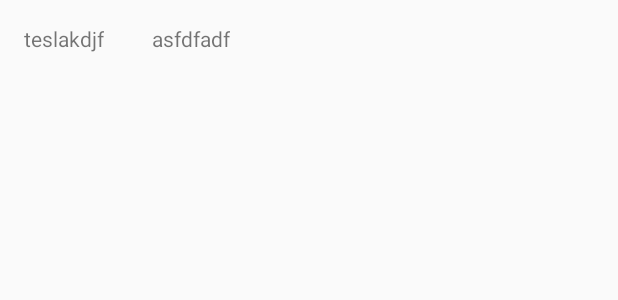
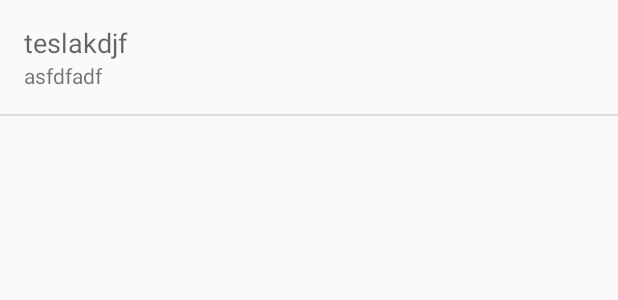
Before and after one commit to toddway/ListOfThings, an Android app: the layout thing_list_item.xml on its own in the app's theme, with its tools: preview values and no code run, on a phone screen of 412 x 824 dp. Shown: the top 300 px of the screen. Run offline under Robolectric (Android 15) with nearby library versions, the phone set to English and light mode, and no system bars.

```diff
--- a/app/build.gradle
+++ b/app/build.gradle
@@ -46,6 +46,7 @@ dependencies {
     prodCompile project(path: ':data', configuration: 'debug')
     compile 'com.android.support:appcompat-v7:23.3.0'
     compile 'com.android.support:recyclerview-v7:23.3.0'
+    compile 'com.android.support:design:23.3.0'
 
     //https://github.com/JakeWharton/butterknife
     compile 'com.jakewharton:butterknife:7.0.1'
--- a/app/src/main/AndroidManifest.xml
+++ b/app/src/main/AndroidManifest.xml
@@ -15,6 +15,8 @@
                 <category android:name="android.intent.category.LAUNCHER"/>
             </intent-filter>
         </activity>
+        <activity android:name=".app.thingdetail.ThingDetailActivity">
+        </activity>
     </application>
 
 </manifest>
--- a/app/src/main/java/com/vml/listofthings/app/thinglist/MainActivity.java
+++ b/app/src/main/java/com/vml/listofthings/app/thinglist/MainActivity.java
@@ -30,6 +30,7 @@ public class MainActivity extends BaseActivity implements ThingListView {
     @Override
     protected void onPostCreate(Bundle savedInstanceState) {
         super.onPostCreate(savedInstanceState);
+        setHomeAsUpEnabled(false);
         AppComponent.Builder.get(this).inject(this);
         recyclerView.setAdapter(recyclerAdapter);
         recyclerView.setLayoutManager(new LinearLayoutManager(this));
--- a/app/src/main/java/com/vml/listofthings/app/thinglist/ThingListRecyclerAdapter.java
+++ b/app/src/main/java/com/vml/listofthings/app/thinglist/ThingListRecyclerAdapter.java
@@ -31,6 +31,6 @@ public class ThingListRecyclerAdapter extends RecyclerView.Adapter<RecyclerView.
 
     @Override
     public int getItemCount() {
-        return items.size();
+        return items == null ? 0 : items.size();
     }
 }
--- a/app/src/main/res/layout/thing_list_item.xml
+++ b/app/src/main/res/layout/thing_list_item.xml
@@ -1,20 +1,36 @@
 <?xml version="1.0" encoding="utf-8"?>
 <com.vml.listofthings.app.thinglist.ThingListItemView xmlns:android="http://schemas.android.com/apk/res/android"
                                                       xmlns:tools="http://schemas.android.com/tools"
-                                                      android:orientation="horizontal"
+                                                      android:orientation="vertical"
                                                       android:layout_width="match_parent"
-                                                      android:layout_height="wrap_content">
+                                                      android:layout_height="wrap_content"
+                                                      >
+    <LinearLayout
+        android:layout_width="match_parent"
+        android:layout_height="wrap_content"
+        android:orientation="vertical"
+        android:id="@+id/list_item"
+        android:clickable="true"
+        android:background="?attr/selectableItemBackground"
+        android:padding="16dp">
         <TextView
             android:id="@+id/title"
-        android:padding="16dp"
-        android:layout_width="wrap_content"
+            android:textAppearance="@style/TextAppearance.AppCompat.Medium"
+            android:layout_width="match_parent"
             android:layout_height="wrap_content"
             tools:text="teslakdjf"/>
         <TextView
             android:id="@+id/summary"
-        android:padding="16dp"
-        android:layout_width="wrap_content"
+            android:textAppearance="@style/TextAppearance.AppCompat.Small"
+            android:layout_width="match_parent"
             android:layout_height="wrap_content"
             tools:text="asfdfadf"/>
+    </LinearLayout>
+
+    <View
+        android:layout_width="match_parent"
+        android:layout_height="1dp"
+        android:background="#DDD"/>
+
 
 </com.vml.listofthings.app.thinglist.ThingListItemView>
--- a/app/src/main/res/values/styles.xml
+++ b/app/src/main/res/values/styles.xml
@@ -1,11 +1,17 @@
 <resources>
 
     <!-- Base application theme. -->
-    <style name="AppTheme" parent="Theme.AppCompat.Light.DarkActionBar">
-        <!-- Customize your theme here. -->
+    <style name="AppTheme" parent="Theme.AppCompat.Light.NoActionBar">
+        <item name="windowActionBar">false</item>
+        <item name="windowNoTitle">true</item>
+        <item name="android:windowActionBarOverlay">true</item>
         <item name="colorPrimary">@color/colorPrimary</item>
         <item name="colorPrimaryDark">@color/colorPrimaryDark</item>
         <item name="colorAccent">@color/colorAccent</item>
     </style>
 
+    <style name="AppTheme.AppBarOverlay" parent="ThemeOverlay.AppCompat.Dark.ActionBar"/>
+
+    <style name="AppTheme.PopupOverlay" parent="ThemeOverlay.AppCompat.Light"/>
+
 </resources>
--- a/core/src/main/java/com/vml/listofthings/core/things/ThingEntity.java
+++ b/core/src/main/java/com/vml/listofthings/core/things/ThingEntity.java
@@ -23,4 +23,8 @@ public class ThingEntity {
         thingEntity.summary = summary;
         return thingEntity;
     }
+
+    public String getId() {
+        return id;
+    }
 }
--- a/data/src/main/java/com/vml/listofthings/data/ThingRepositoryImpl.java
+++ b/data/src/main/java/com/vml/listofthings/data/ThingRepositoryImpl.java
@@ -22,8 +22,8 @@ public class ThingRepositoryImpl implements ThingRepository {
     @Override
     public Observable<ThingEntity[]> getThingList() {
         return thingService
-                .getThingList()
-                .compose(shelf.item("thingList").cacheThenNew(ThingEntity[].class));
+                .getThingList();
+                //.compose(shelf.item("thingList").cacheThenNew(ThingEntity[].class));
     }
 
     @Override
```
Also changed, not shown: app/src/main/java/com/vml/listofthings/app/base/BaseActivity.java (+24 -1 lines), app/src/main/java/com/vml/listofthings/app/base/ViewUtil.java (added, +26 -0 lines), app/src/main/java/com/vml/listofthings/app/thingdetail/ThingDetailActivity.java (added, +22 -0 lines), app/src/main/java/com/vml/listofthings/app/thinglist/ThingListItemView.java (+12 -0 lines), app/src/main/res/layout/activity_main.xml (+23 -7 lines), app/src/main/res/layout/activity_thing_detail.xml (added, +33 -0 lines), data/src/debug/java/com/vml/listofthings/data/MockThingService.java (+6 -7 lines), 2 other files. Lines whose indentation alone changed are shown as unchanged.
